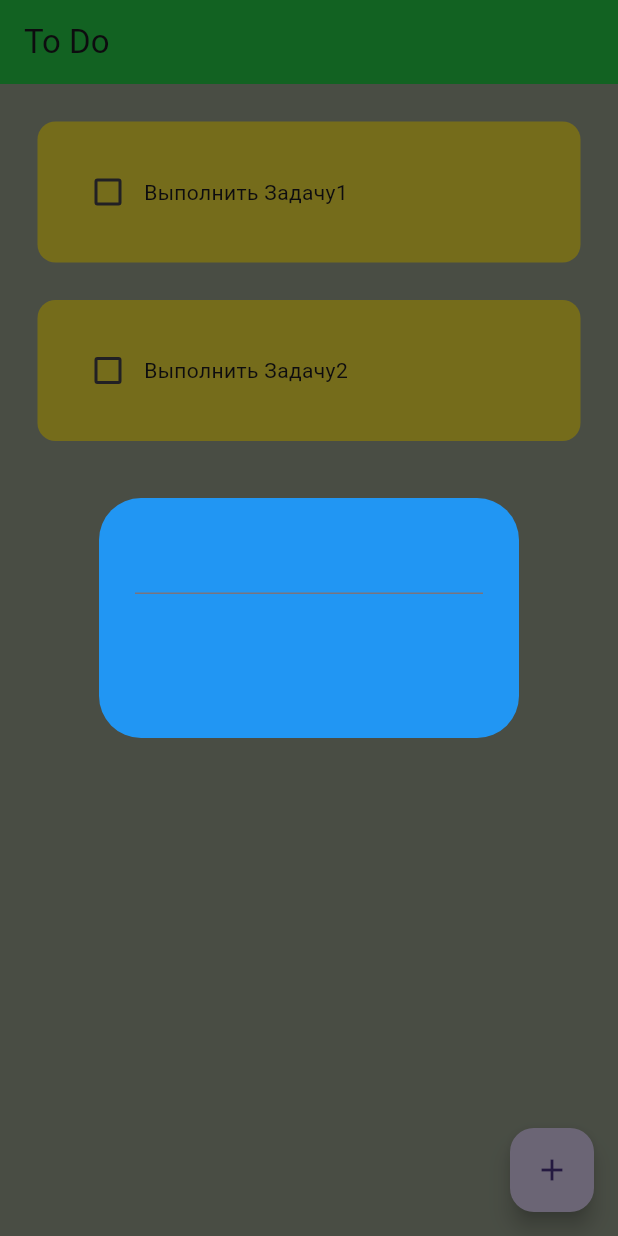
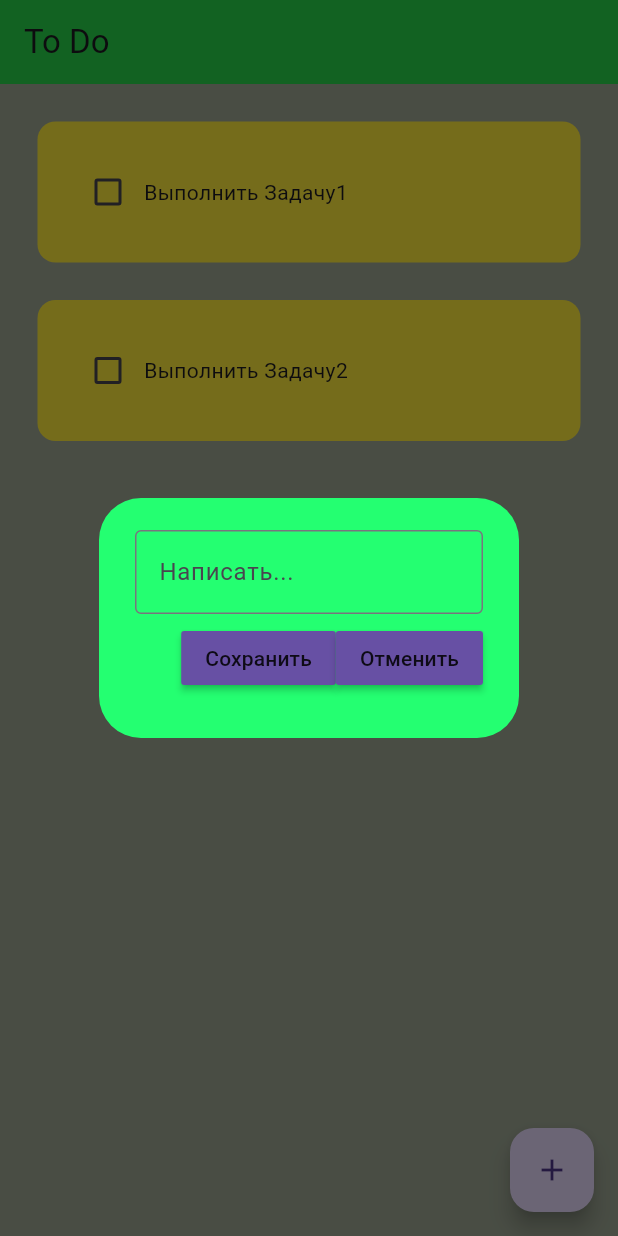
Before and after one commit to Maksim11011/todo, a Flutter app: the screen it shows after launch, after a tap on the "add" icon, on a phone screen of 412 x 824 dp. Run offline on Flutter 3.47's test engine with Material 3 defaults, Android fonts, the phone set to English and light mode, and no system bars; drawn by our look-alikes of flutter_slidable.

Commit message:
end initial layout

```diff
--- a/lib/main.dart
+++ b/lib/main.dart
@@ -12,7 +12,7 @@ class MyApp extends StatelessWidget {
   Widget build(BuildContext context) {
     return MaterialApp(
       debugShowCheckedModeBanner: false,
-      home: HomePage(),
+      home: const HomePage(),
       theme: ThemeData(primarySwatch: Colors.grey),
     );
   }
--- a/lib/pages/home_page.dart
+++ b/lib/pages/home_page.dart
@@ -10,6 +10,9 @@ class HomePage extends StatefulWidget {
 }
 
 class _HomePageState extends State<HomePage> {
+  // Text Controller
+  final _controller = TextEditingController();
+
   //Список Задач
   List toDoList = [
     ["Выполнить Задачу1", false],
@@ -23,14 +26,34 @@ class _HomePageState extends State<HomePage> {
     });
   }
 
+  //saveNewTask
+  void saveNewTask() {
+    setState(() {
+      toDoList.add([_controller.text, false]);
+      _controller.clear();
+    });
+    Navigator.of(context).pop();
+  }
+
   //Создание новой задачи
   void createNewTask() {
     showDialog(
       context: context,
       builder: (context) {
-        return DialogBox();
+        return DialogBox(
+          controller: _controller,
+          onSave: saveNewTask,
+          onCancel: () => Navigator.of(context).pop(),
+        );
       },
     );
+  }
+
+  //deleteTask
+  void deleteTask(int index) {
+    setState(() {
+      toDoList.removeAt(index);
+    });
   }
 
   @override
@@ -39,11 +62,11 @@ class _HomePageState extends State<HomePage> {
       backgroundColor: const Color.fromARGB(255, 159, 168, 149),
       appBar: AppBar(
         backgroundColor: const Color.fromARGB(255, 39, 214, 74),
-        title: Text('To Do'),
+        title: const Text('To Do'),
       ),
       floatingActionButton: FloatingActionButton(
         onPressed: createNewTask,
-        child: Icon(Icons.add),
+        child: const Icon(Icons.add),
       ),
       body: ListView.builder(
         itemCount: toDoList.length,
@@ -52,6 +75,7 @@ class _HomePageState extends State<HomePage> {
             taskName: toDoList[index][0],
             taskCompleted: toDoList[index][1],
             onChanged: (value) => checkBoxChanged(value, index),
+            deleteFunction: (context) => deleteTask(index),
           );
         },
       ),
--- a/lib/util/dialog_box.dart
+++ b/lib/util/dialog_box.dart
@@ -1,20 +1,49 @@
 import 'package:flutter/material.dart';
+import 'package:todo/util/my_button.dart';
 
 class DialogBox extends StatelessWidget {
-  const DialogBox({super.key});
+  final controller;
+  VoidCallback onSave;
+  VoidCallback onCancel;
+
+  DialogBox({
+    super.key,
+    required this.controller,
+    required this.onSave,
+    required this.onCancel,
+  });
 
   @override
   Widget build(BuildContext context) {
     return AlertDialog(
-      backgroundColor: Colors.blue,
+      backgroundColor: Color.fromARGB(255, 36, 255, 113),
       content: Container(
         height: 120,
-        child: Column(children: [
-          //Ввод текса в заметку
-          TextField()
+        child: Column(
+          mainAxisAlignment: MainAxisAlignment.spaceEvenly,
+          children: [
+            //Ввод текса в заметку
+            TextField(
+              controller: controller,
+              decoration: const InputDecoration(
+                border: OutlineInputBorder(),
+                hintText: "Написать...",
+              ),
+            ),
 
-          //Кнопки -> save -> cancel
-        ]),
+            //Кнопки -> save -> cancel
+            Row(
+              mainAxisAlignment: MainAxisAlignment.end,
+              children: [
+                // Кнопка Сохранить
+                MyButton(text: 'Сохранить', onPressed: onSave),
+
+                // Кнопка Отмены
+                MyButton(text: 'Отменить', onPressed: onCancel),
+              ],
+            ),
+          ],
+        ),
       ),
     );
   }
--- /dev/null
+++ b/lib/util/my_button.dart
@@ -0,0 +1,20 @@
+import 'package:flutter/material.dart';
+
+class MyButton extends StatelessWidget {
+  final String text;
+  VoidCallback onPressed;
+  MyButton({
+    super.key,
+    required this.text,
+    required this.onPressed,
+  });
+
+  @override
+  Widget build(BuildContext context) {
+    return MaterialButton(
+      onPressed: onPressed,
+      color: Theme.of(context).primaryColor,
+      child: Text(text),
+    );
+  }
+}
--- a/lib/util/todo_tile.dart
+++ b/lib/util/todo_tile.dart
@@ -1,21 +1,36 @@
 import "package:flutter/material.dart";
+import "package:flutter_slidable/flutter_slidable.dart";
 
 class ToDoTile extends StatelessWidget {
   final String taskName;
   final bool taskCompleted;
   Function(bool?)? onChanged;
+  Function(BuildContext)? deleteFunction;
 
   ToDoTile({
     super.key,
     required this.taskName,
     required this.taskCompleted,
     required this.onChanged,
+    required this.deleteFunction,
   });
 
   @override
   Widget build(BuildContext context) {
     return Padding(
       padding: const EdgeInsets.only(left: 25, right: 25, top: 25),
+      child: Slidable(
+        endActionPane: ActionPane(
+          motion: const StretchMotion(),
+          children: [
+            SlidableAction(
+              onPressed: deleteFunction,
+              icon: Icons.delete,
+              backgroundColor: Colors.grey.shade400,
+              borderRadius: BorderRadius.circular(12),
+            ),
+          ],
+        ),
         child: Container(
           padding: const EdgeInsets.all(23),
           decoration: BoxDecoration(
@@ -41,6 +56,7 @@ class ToDoTile extends StatelessWidget {
             ],
           ),
         ),
+      ),
     );
   }
 }
--- a/pubspec.yaml
+++ b/pubspec.yaml
@@ -35,6 +35,7 @@ dependencies:
   # The following adds the Cupertino Icons font to your application.
   # Use with the CupertinoIcons class for iOS style icons.
   cupertino_icons: ^1.0.2
+  flutter_slidable: ^3.0.1
 
 dev_dependencies:
   flutter_test:
```
Also changed, not shown: pubspec.lock. Lines whose indentation alone changed are shown as unchanged.
